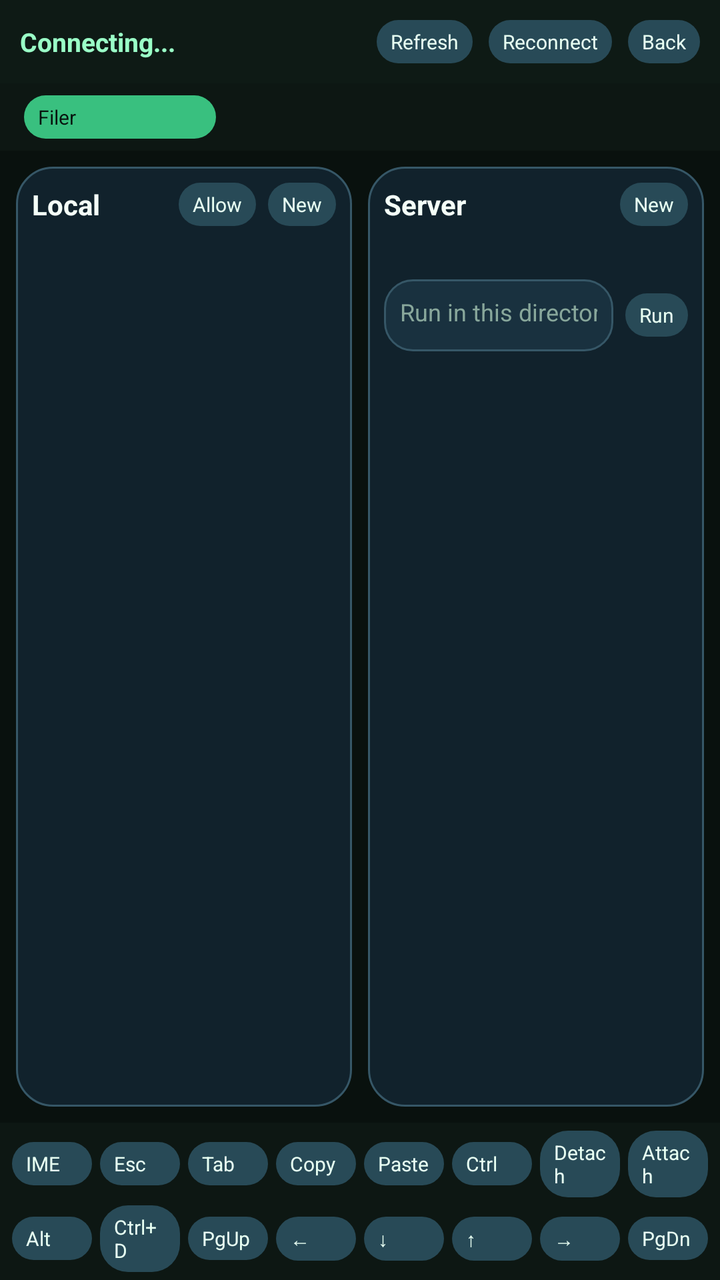
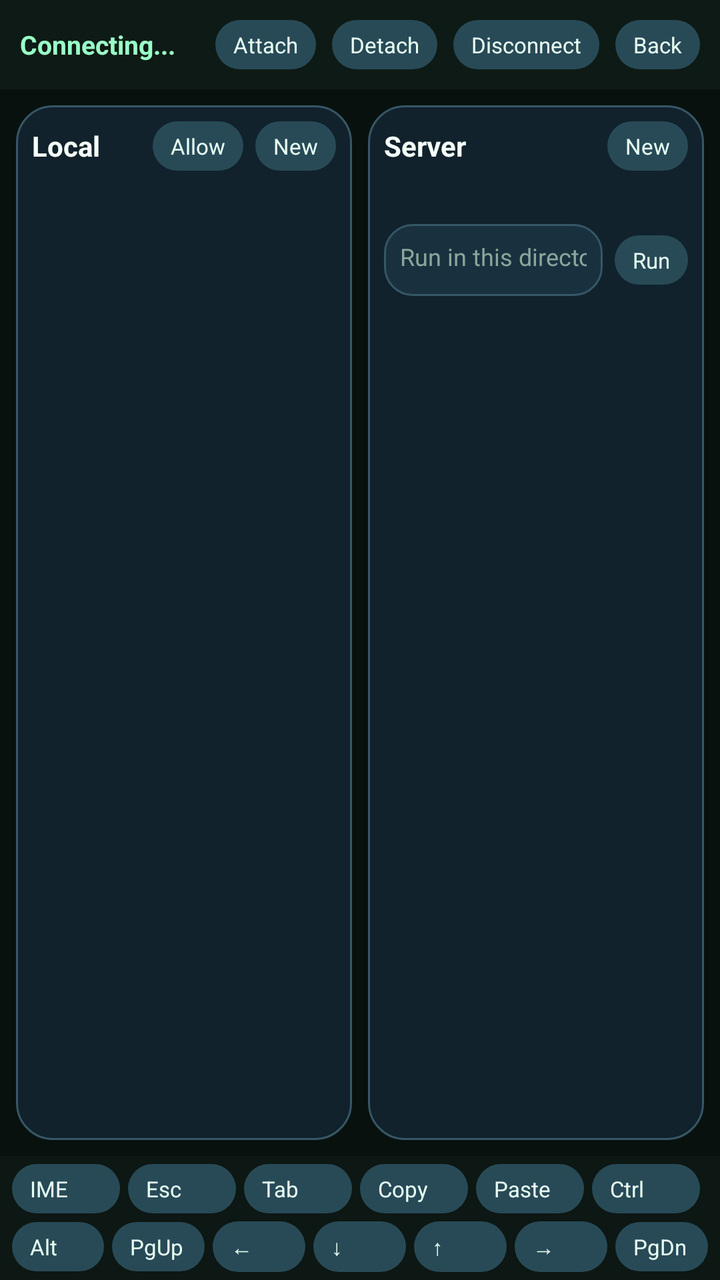

Screens rendered from an Android XML layout before and after an edit, with the pre-edit source and the edit as a unified diff.
<!-- AndroidManifest.xml: application theme Theme.SshClientJr -->
<!-- res/layout/activity_filer.xml -->
<?xml version="1.0" encoding="utf-8"?>
<LinearLayout xmlns:android="http://schemas.android.com/apk/res/android"
    android:layout_width="match_parent"
    android:layout_height="match_parent"
    android:background="@color/terminal_bg"
    android:fitsSystemWindows="true"
    android:orientation="vertical">

    <LinearLayout
        android:id="@+id/filerTopBar"
        android:layout_width="match_parent"
        android:layout_height="wrap_content"
        android:background="@color/terminal_top_bar"
        android:gravity="center_vertical"
        android:orientation="horizontal"
        android:padding="10dp">

        <TextView
            android:id="@+id/filerStatus"
            android:layout_width="0dp"
            android:layout_height="wrap_content"
            android:layout_weight="1"
            android:text="@string/status_connecting"
            android:textColor="@color/terminal_text"
            android:textSize="13sp"
            android:textStyle="bold" />

        <Button
            android:id="@+id/refreshButton"
            style="@style/TerminalKeyButton"
            android:background="@drawable/button_secondary"
            android:text="@string/action_refresh"
            android:textColor="@color/button_text_light" />

        <Button
            android:id="@+id/reconnectButton"
            style="@style/TerminalKeyButton"
            android:layout_marginStart="8dp"
            android:background="@drawable/button_secondary"
            android:text="@string/action_reconnect"
            android:textColor="@color/button_text_light" />

        <Button
            android:id="@+id/closeButton"
            style="@style/TerminalKeyButton"
            android:layout_marginStart="8dp"
            android:background="@drawable/button_secondary"
            android:text="@string/action_back"
            android:textColor="@color/button_text_light" />
    </LinearLayout>

    <LinearLayout
        android:layout_width="match_parent"
        android:layout_height="wrap_content"
        android:background="@color/terminal_bottom_bar"
        android:gravity="center_vertical"
        android:orientation="horizontal"
        android:paddingBottom="6dp"
        android:paddingLeft="12dp"
        android:paddingRight="12dp"
        android:paddingTop="6dp">

        <Button
            android:id="@+id/filerTabButton"
            style="@style/TerminalKeyButton"
            android:layout_width="96dp"
            android:layout_marginEnd="6dp"
            android:background="@drawable/button_primary"
            android:text="@string/action_filer_tab"
            android:textColor="@color/button_text" />

        <HorizontalScrollView
            android:layout_width="0dp"
            android:layout_height="wrap_content"
            android:layout_weight="1"
            android:fillViewport="false"
            android:scrollbars="none">

            <LinearLayout
                android:id="@+id/shellTabsContainer"
                android:layout_width="wrap_content"
                android:layout_height="wrap_content"
                android:gravity="center_vertical"
                android:orientation="horizontal" />
        </HorizontalScrollView>
    </LinearLayout>

    <LinearLayout
        android:id="@+id/filerPanel"
        android:layout_width="match_parent"
        android:layout_height="0dp"
        android:layout_weight="1"
        android:orientation="horizontal"
        android:padding="8dp">

        <LinearLayout
            android:layout_width="0dp"
            android:layout_height="match_parent"
            android:layout_marginEnd="4dp"
            android:layout_weight="1"
            android:background="@drawable/panel_surface"
            android:orientation="vertical"
            android:padding="8dp">

            <LinearLayout
                android:layout_width="match_parent"
                android:layout_height="wrap_content"
                android:gravity="center_vertical"
                android:orientation="horizontal">

                <TextView
                    android:layout_width="0dp"
                    android:layout_height="wrap_content"
                    android:layout_weight="1"
                    android:text="@string/local_panel_title"
                    android:textColor="@color/text_primary"
                    android:textSize="14sp"
                    android:textStyle="bold" />

                <Button
                    android:id="@+id/localPermissionButton"
                    style="@style/TerminalKeyButton"
                    android:background="@drawable/button_secondary"
                    android:text="@string/action_local_permission"
                    android:textColor="@color/button_text_light" />

                <Button
                    android:id="@+id/localNewFileButton"
                    style="@style/TerminalKeyButton"
                    android:layout_marginStart="6dp"
                    android:background="@drawable/button_secondary"
                    android:text="@string/action_new_file"
                    android:textColor="@color/button_text_light" />
            </LinearLayout>

            <TextView
                android:id="@+id/localPathValue"
                android:layout_width="match_parent"
                android:layout_height="wrap_content"
                android:layout_marginTop="4dp"
                android:singleLine="true"
                android:textColor="@color/text_muted"
                android:textSize="11sp" />

            <ListView
                android:id="@+id/localList"
                android:layout_width="match_parent"
                android:layout_height="0dp"
                android:layout_marginTop="8dp"
                android:layout_weight="1"
                android:cacheColorHint="@android:color/transparent"
                android:divider="@color/surface_stroke"
                android:dividerHeight="1dp" />
        </LinearLayout>

        <LinearLayout
            android:layout_width="0dp"
            android:layout_height="match_parent"
            android:layout_marginStart="4dp"
            android:layout_weight="1"
            android:background="@drawable/panel_surface"
            android:orientation="vertical"
            android:padding="8dp">

            <LinearLayout
                android:layout_width="match_parent"
                android:layout_height="wrap_content"
                android:gravity="center_vertical"
                android:orientation="horizontal">

                <TextView
                    android:layout_width="0dp"
                    android:layout_height="wrap_content"
                    android:layout_weight="1"
                    android:text="@string/remote_panel_title"
                    android:textColor="@color/text_primary"
                    android:textSize="14sp"
                    android:textStyle="bold" />

                <Button
                    android:id="@+id/remoteNewFileButton"
                    style="@style/TerminalKeyButton"
                    android:background="@drawable/button_secondary"
                    android:text="@string/action_new_file"
                    android:textColor="@color/button_text_light" />
            </LinearLayout>

            <TextView
                android:id="@+id/remotePathValue"
                android:layout_width="match_parent"
                android:layout_height="wrap_content"
                android:layout_marginTop="4dp"
                android:singleLine="true"
                android:textColor="@color/text_muted"
                android:textSize="11sp" />

            <LinearLayout
                android:layout_width="match_parent"
                android:layout_height="wrap_content"
                android:layout_marginTop="8dp"
                android:gravity="center_vertical"
                android:orientation="horizontal">

                <EditText
                    android:id="@+id/remoteCommandInput"
                    android:layout_width="0dp"
                    android:layout_height="wrap_content"
                    android:layout_marginEnd="6dp"
                    android:layout_weight="1"
                    android:background="@drawable/field_surface"
                    android:hint="@string/hint_remote_command"
                    android:imeOptions="actionDone|flagNoExtractUi"
                    android:inputType="text"
                    android:minHeight="36dp"
                    android:padding="8dp"
                    android:singleLine="true"
                    android:textColor="@color/text_primary"
                    android:textColorHint="@color/text_hint"
                    android:textSize="12sp" />

                <Button
                    android:id="@+id/runCommandButton"
                    style="@style/TerminalKeyButton"
                    android:background="@drawable/button_secondary"
                    android:text="@string/action_run"
                    android:textColor="@color/button_text_light" />
            </LinearLayout>

            <ListView
                android:id="@+id/remoteList"
                android:layout_width="match_parent"
                android:layout_height="0dp"
                android:layout_marginTop="8dp"
                android:layout_weight="1"
                android:cacheColorHint="@android:color/transparent"
                android:divider="@color/surface_stroke"
                android:dividerHeight="1dp" />
        </LinearLayout>
    </LinearLayout>

    <LinearLayout
        android:id="@+id/shellPanel"
        android:layout_width="match_parent"
        android:layout_height="0dp"
        android:layout_weight="1"
        android:background="@color/terminal_bg"
        android:orientation="vertical"
        android:visibility="gone">

        <FrameLayout
            android:id="@+id/shellViewContainer"
            android:layout_width="match_parent"
            android:layout_height="0dp"
            android:layout_weight="1" />
    </LinearLayout>

    <LinearLayout
        android:id="@+id/filerShellKeyBar"
        android:layout_width="match_parent"
        android:layout_height="wrap_content"
        android:background="@color/terminal_bottom_bar"
        android:orientation="vertical"
        android:paddingBottom="4dp"
        android:paddingLeft="6dp"
        android:paddingRight="6dp"
        android:paddingTop="4dp">

            <LinearLayout
                android:layout_width="match_parent"
                android:layout_height="wrap_content"
                android:gravity="center_vertical"
                android:orientation="horizontal"
                android:weightSum="8">

                <Button
                    android:id="@+id/filerShellKeyboardButton"
                    style="@style/TerminalKeyButton"
                    android:layout_width="0dp"
                    android:layout_marginEnd="4dp"
                    android:layout_weight="1"
                    android:background="@drawable/button_secondary"
                    android:text="@string/action_keyboard"
                    android:textColor="@color/button_text_light" />

                <Button
                    android:id="@+id/filerShellEscButton"
                    style="@style/TerminalKeyButton"
                    android:layout_width="0dp"
                    android:layout_marginEnd="4dp"
                    android:layout_weight="1"
                    android:background="@drawable/button_secondary"
                    android:text="@string/action_esc"
                    android:textColor="@color/button_text_light" />

                <Button
                    android:id="@+id/filerShellTabKeyButton"
                    style="@style/TerminalKeyButton"
                    android:layout_width="0dp"
                    android:layout_marginEnd="4dp"
                    android:layout_weight="1"
                    android:background="@drawable/button_secondary"
                    android:text="@string/action_tab"
                    android:textColor="@color/button_text_light" />

                <Button
                    android:id="@+id/filerShellCopyButton"
                    style="@style/TerminalKeyButton"
                    android:layout_width="0dp"
                    android:layout_marginEnd="4dp"
                    android:layout_weight="1"
                    android:background="@drawable/button_secondary"
                    android:text="@string/action_copy"
                    android:textColor="@color/button_text_light" />

                <Button
                    android:id="@+id/filerShellPasteButton"
                    style="@style/TerminalKeyButton"
                    android:layout_width="0dp"
                    android:layout_marginEnd="4dp"
                    android:layout_weight="1"
                    android:background="@drawable/button_secondary"
                    android:text="@string/action_paste"
                    android:textColor="@color/button_text_light" />

                <Button
                    android:id="@+id/filerShellCtrlButton"
                    style="@style/TerminalKeyButton"
                    android:layout_width="0dp"
                    android:layout_marginEnd="4dp"
                    android:layout_weight="1"
                    android:background="@drawable/button_secondary"
                    android:text="@string/action_ctrl"
                    android:textColor="@color/button_text_light" />

                <Button
                    android:id="@+id/filerShellDetachButton"
                    style="@style/TerminalKeyButton"
                    android:layout_width="0dp"
                    android:layout_marginEnd="4dp"
                    android:layout_weight="1"
                    android:background="@drawable/button_secondary"
                    android:text="@string/action_detach"
                    android:textColor="@color/button_text_light" />

                <Button
                    android:id="@+id/filerShellAttachButton"
                    style="@style/TerminalKeyButton"
                    android:layout_width="0dp"
                    android:layout_weight="1"
                    android:background="@drawable/button_secondary"
                    android:text="@string/action_attach"
                    android:textColor="@color/button_text_light" />
            </LinearLayout>

            <LinearLayout
                android:layout_width="match_parent"
                android:layout_height="wrap_content"
                android:layout_marginTop="4dp"
                android:gravity="center_vertical"
                android:orientation="horizontal"
                android:weightSum="8">

                <Button
                    android:id="@+id/filerShellAltButton"
                    style="@style/TerminalKeyButton"
                    android:layout_width="0dp"
                    android:layout_marginEnd="4dp"
                    android:layout_weight="1"
                    android:background="@drawable/button_secondary"
                    android:text="@string/action_alt"
                    android:textColor="@color/button_text_light" />

                <Button
                    android:id="@+id/filerShellCtrlDButton"
                    style="@style/TerminalKeyButton"
                    android:layout_width="0dp"
                    android:layout_marginEnd="4dp"
                    android:layout_weight="1"
                    android:background="@drawable/button_secondary"
                    android:text="@string/action_ctrl_d"
                    android:textColor="@color/button_text_light" />

                <Button
                    android:id="@+id/filerShellPageUpButton"
                    style="@style/TerminalKeyButton"
                    android:layout_width="0dp"
                    android:layout_marginEnd="4dp"
                    android:layout_weight="1"
                    android:background="@drawable/button_secondary"
                    android:text="@string/action_page_up"
                    android:textColor="@color/button_text_light" />

                <Button
                    android:id="@+id/filerShellLeftButton"
                    style="@style/TerminalKeyButton"
                    android:layout_width="0dp"
                    android:layout_marginEnd="4dp"
                    android:layout_weight="1"
                    android:background="@drawable/button_secondary"
                    android:text="@string/action_left"
                    android:textColor="@color/button_text_light" />

                <Button
                    android:id="@+id/filerShellDownButton"
                    style="@style/TerminalKeyButton"
                    android:layout_width="0dp"
                    android:layout_marginEnd="4dp"
                    android:layout_weight="1"
                    android:background="@drawable/button_secondary"
                    android:text="@string/action_down"
                    android:textColor="@color/button_text_light" />

                <Button
                    android:id="@+id/filerShellUpButton"
                    style="@style/TerminalKeyButton"
                    android:layout_width="0dp"
                    android:layout_marginEnd="4dp"
                    android:layout_weight="1"
                    android:background="@drawable/button_secondary"
                    android:text="@string/action_up"
                    android:textColor="@color/button_text_light" />

                <Button
                    android:id="@+id/filerShellRightButton"
                    style="@style/TerminalKeyButton"
                    android:layout_width="0dp"
                    android:layout_weight="1"
                    android:background="@drawable/button_secondary"
                    android:text="@string/action_right"
                    android:textColor="@color/button_text_light" />

                <Button
                    android:id="@+id/filerShellPageDownButton"
                    style="@style/TerminalKeyButton"
                    android:layout_width="0dp"
                    android:layout_marginStart="4dp"
                    android:layout_weight="1"
                    android:background="@drawable/button_secondary"
                    android:text="@string/action_page_down"
                    android:textColor="@color/button_text_light" />
            </LinearLayout>
    </LinearLayout>

    <LinearLayout
        android:id="@+id/transferProgressPanel"
        android:layout_width="match_parent"
        android:layout_height="wrap_content"
        android:background="@color/terminal_bottom_bar"
        android:orientation="vertical"
        android:paddingBottom="8dp"
        android:paddingLeft="12dp"
        android:paddingRight="12dp"
        android:paddingTop="8dp"
        android:visibility="gone">

        <TextView
            android:id="@+id/transferProgressText"
            android:layout_width="match_parent"
            android:layout_height="wrap_content"
            android:textColor="@color/text_primary"
            android:textSize="12sp" />

        <ProgressBar
            android:id="@+id/transferProgressBar"
            style="?android:attr/progressBarStyleHorizontal"
            android:layout_width="match_parent"
            android:layout_height="wrap_content"
            android:layout_marginTop="4dp"
            android:indeterminate="false"
            android:max="100"
            android:progress="0" />
    </LinearLayout>
</LinearLayout>
<!-- resources referenced by this layout -->
<resources>
  <color name="button_text">#08130E</color>
  <color name="button_text_light">#E7FFF2</color>
  <color name="surface_stroke">#365767</color>
  <color name="terminal_bg">#09110E</color>
  <color name="terminal_bottom_bar">#0D1713</color>
  <color name="terminal_text">#9AFFC7</color>
  <color name="terminal_top_bar">#0E1A15</color>
  <color name="text_hint">#88A79B</color>
  <color name="text_muted">#B7D0C3</color>
  <color name="text_primary">#F4FFF8</color>
  <!-- drawable button_primary (drawable) -->
  <?xml version="1.0" encoding="utf-8"?>
  <selector xmlns:android="http://schemas.android.com/apk/res/android">
      <item android:state_enabled="false">
          <shape>
              <solid android:color="#668E9F96" />
              <corners android:radius="14dp" />
          </shape>
      </item>
      <item>
          <shape>
              <solid android:color="@color/primary_button" />
              <corners android:radius="14dp" />
          </shape>
      </item>
  </selector>
  <!-- drawable button_secondary (drawable) -->
  <?xml version="1.0" encoding="utf-8"?>
  <selector xmlns:android="http://schemas.android.com/apk/res/android">
      <item android:state_enabled="false">
          <shape>
              <solid android:color="#445B6670" />
              <corners android:radius="14dp" />
          </shape>
      </item>
      <item>
          <shape>
              <solid android:color="@color/secondary_button" />
              <corners android:radius="14dp" />
          </shape>
      </item>
  </selector>
  <!-- drawable field_surface (drawable) -->
  <?xml version="1.0" encoding="utf-8"?>
  <shape xmlns:android="http://schemas.android.com/apk/res/android">
      <solid android:color="@color/field_surface" />
      <corners android:radius="14dp" />
      <stroke
          android:width="1dp"
          android:color="@color/surface_stroke" />
  </shape>
  <!-- drawable panel_surface (drawable) -->
  <?xml version="1.0" encoding="utf-8"?>
  <shape xmlns:android="http://schemas.android.com/apk/res/android">
      <solid android:color="@color/surface" />
      <corners android:radius="18dp" />
      <stroke
          android:width="1dp"
          android:color="@color/surface_stroke" />
  </shape>
  <string name="action_alt">Alt</string>
  <string name="action_attach">Attach</string>
  <string name="action_back">Back</string>
  <string name="action_copy">Copy</string>
  <string name="action_ctrl">Ctrl</string>
  <string name="action_ctrl_d">Ctrl+D</string>
  <string name="action_detach">Detach</string>
  <string name="action_down">↓</string>
  <string name="action_esc">Esc</string>
  <string name="action_filer_tab">Filer</string>
  <string name="action_keyboard">IME</string>
  <string name="action_left">←</string>
  <string name="action_local_permission">Allow</string>
  <string name="action_new_file">New</string>
  <string name="action_page_down">PgDn</string>
  <string name="action_page_up">PgUp</string>
  <string name="action_paste">Paste</string>
  <string name="action_reconnect">Reconnect</string>
  <string name="action_refresh">Refresh</string>
  <string name="action_right">→</string>
  <string name="action_run">Run</string>
  <string name="action_tab">Tab</string>
  <string name="action_up">↑</string>
  <string name="hint_remote_command">Run in this directory</string>
  <string name="local_panel_title">Local</string>
  <string name="remote_panel_title">Server</string>
  <string name="status_connecting">Connecting...</string>
  <style name="Theme.SshClientJr" parent="@android:style/Theme.Material.Light.NoActionBar">
          <item name="android:statusBarColor">@color/terminal_bg</item>
          <item name="android:windowBackground">@android:color/black</item>
          <item name="android:windowContentTransitions">false</item>
      </style>
  <color name="primary_button">#39C07F</color>
  <color name="secondary_button">#284A57</color>
  <color name="field_surface">#E61A3342</color>
  <color name="surface">#CC132734</color>
</resources>

<!-- the commit's change to res/layout/activity_filer.xml (unified diff, before → after) -->
@@ -26,22 +26,30 @@
             android:textStyle="bold" />
 
         <Button
-            android:id="@+id/refreshButton"
+            android:id="@+id/filerShellAttachButton"
             style="@style/TerminalKeyButton"
             android:background="@drawable/button_secondary"
-            android:text="@string/action_refresh"
+            android:text="@string/action_attach"
             android:textColor="@color/button_text_light" />
 
         <Button
-            android:id="@+id/reconnectButton"
+            android:id="@+id/filerShellDetachButton"
             style="@style/TerminalKeyButton"
             android:layout_marginStart="8dp"
             android:background="@drawable/button_secondary"
-            android:text="@string/action_reconnect"
+            android:text="@string/action_detach"
             android:textColor="@color/button_text_light" />
 
         <Button
-            android:id="@+id/closeButton"
+            android:id="@+id/filerShellDisconnectButton"
+            style="@style/TerminalKeyButton"
+            android:layout_marginStart="8dp"
+            android:background="@drawable/button_secondary"
+            android:text="@string/action_disconnect"
+            android:textColor="@color/button_text_light" />
+
+        <Button
+            android:id="@+id/connectionBackButton"
             style="@style/TerminalKeyButton"
             android:layout_marginStart="8dp"
             android:background="@drawable/button_secondary"
@@ -58,7 +66,8 @@
         android:paddingBottom="6dp"
         android:paddingLeft="12dp"
         android:paddingRight="12dp"
-        android:paddingTop="6dp">
+        android:paddingTop="6dp"
+        android:visibility="gone">
 
         <Button
             android:id="@+id/filerTabButton"
@@ -270,7 +279,7 @@
                 android:layout_height="wrap_content"
                 android:gravity="center_vertical"
                 android:orientation="horizontal"
-                android:weightSum="8">
+                android:weightSum="6">
 
                 <Button
                     android:id="@+id/filerShellKeyboardButton"
@@ -332,24 +341,6 @@
                     android:text="@string/action_ctrl"
                     android:textColor="@color/button_text_light" />
 
-                <Button
-                    android:id="@+id/filerShellDetachButton"
-                    style="@style/TerminalKeyButton"
-                    android:layout_width="0dp"
-                    android:layout_marginEnd="4dp"
-                    android:layout_weight="1"
-                    android:background="@drawable/button_secondary"
-                    android:text="@string/action_detach"
-                    android:textColor="@color/button_text_light" />
-
-                <Button
-                    android:id="@+id/filerShellAttachButton"
-                    style="@style/TerminalKeyButton"
-                    android:layout_width="0dp"
-                    android:layout_weight="1"
-                    android:background="@drawable/button_secondary"
-                    android:text="@string/action_attach"
-                    android:textColor="@color/button_text_light" />
             </LinearLayout>
 
             <LinearLayout
@@ -358,7 +349,7 @@
                 android:layout_marginTop="4dp"
                 android:gravity="center_vertical"
                 android:orientation="horizontal"
-                android:weightSum="8">
+                android:weightSum="7">
 
                 <Button
                     android:id="@+id/filerShellAltButton"
@@ -368,16 +359,6 @@
                     android:layout_weight="1"
                     android:background="@drawable/button_secondary"
                     android:text="@string/action_alt"
-                    android:textColor="@color/button_text_light" />
-
-                <Button
-                    android:id="@+id/filerShellCtrlDButton"
-                    style="@style/TerminalKeyButton"
-                    android:layout_width="0dp"
-                    android:layout_marginEnd="4dp"
-                    android:layout_weight="1"
-                    android:background="@drawable/button_secondary"
-                    android:text="@string/action_ctrl_d"
                     android:textColor="@color/button_text_light" />
 
                 <Button
<!-- resource entries referenced after the edit -->
@@ -65,8 +65,8 @@
   <string name="action_back">Back</string>
   <string name="action_copy">Copy</string>
   <string name="action_ctrl">Ctrl</string>
-  <string name="action_ctrl_d">Ctrl+D</string>
   <string name="action_detach">Detach</string>
+  <string name="action_disconnect">Disconnect</string>
   <string name="action_down">↓</string>
   <string name="action_esc">Esc</string>
   <string name="action_filer_tab">Filer</string>
@@ -77,8 +77,6 @@
   <string name="action_page_down">PgDn</string>
   <string name="action_page_up">PgUp</string>
   <string name="action_paste">Paste</string>
-  <string name="action_reconnect">Reconnect</string>
-  <string name="action_refresh">Refresh</string>
   <string name="action_right">→</string>
   <string name="action_run">Run</string>
   <string name="action_tab">Tab</string>
